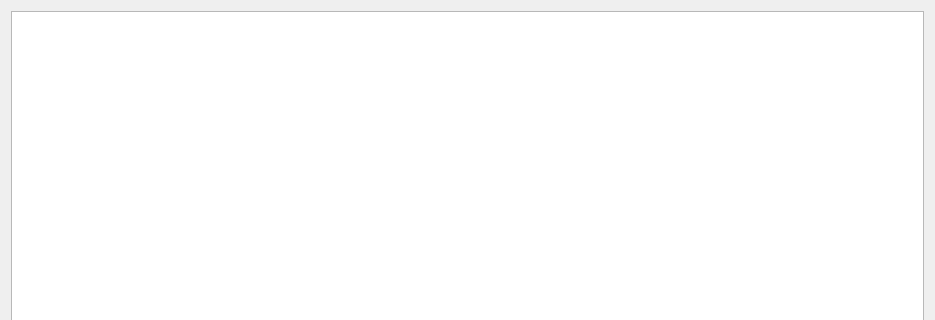
Before: the Qt Designer form main.ui in helifur/espresso, drawn with Qt 5; both pictures show x 0 to 935 and y 0 to 320 of the 935 by 507 pixel window.
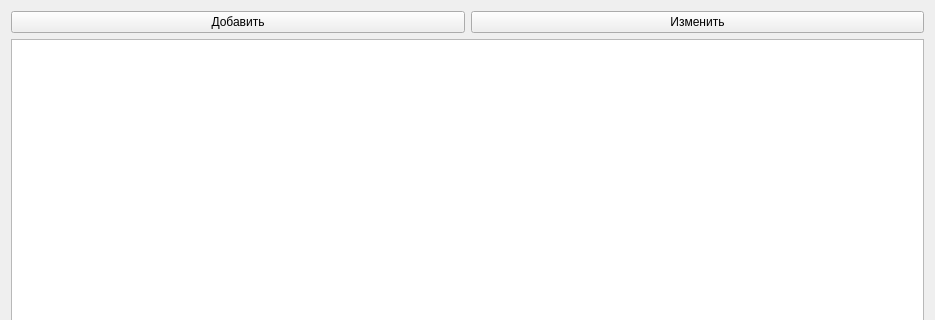
After: the same form once the commit is applied.

What changed in the file:
```diff
--- a/main.ui
+++ b/main.ui
@@ -13,7 +13,25 @@
   <property name="windowTitle">
    <string>Form</string>
   </property>
-  <layout class="QHBoxLayout" name="horizontalLayout">
+  <layout class="QVBoxLayout" name="verticalLayout">
+   <item>
+    <layout class="QHBoxLayout" name="horizontalLayout">
+     <item>
+      <widget class="QPushButton" name="addButton">
+       <property name="text">
+        <string>Добавить</string>
+       </property>
+      </widget>
+     </item>
+     <item>
+      <widget class="QPushButton" name="updateBtn">
+       <property name="text">
+        <string>Изменить</string>
+       </property>
+      </widget>
+     </item>
+    </layout>
+   </item>
    <item>
     <widget class="QTableWidget" name="outputCoffee"/>
    </item>
```
